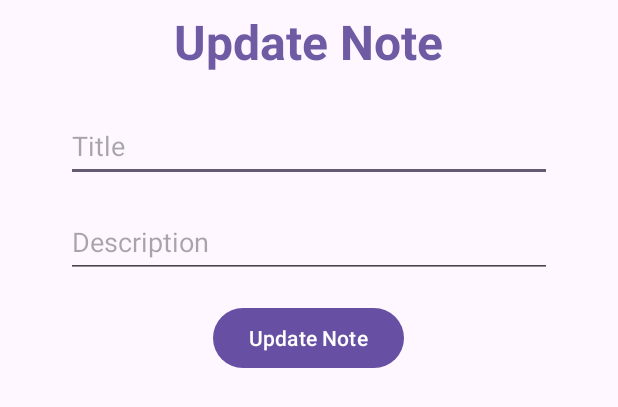
After one commit to niranjan2052/FirebaseWithMVVM, an Android app: the layout dialog_update_note.xml on its own in the app's theme, with its tools: preview values and no code run, on a phone screen of 412 x 824 dp. The commit adds this screen. Shown: the top 407 px of the screen. Run offline under Robolectric (Android 15) with nearby library versions, the phone set to English and light mode, and no system bars.

Commit message:
Edit Dialog Implemented with Update functionality

```diff
--- /dev/null
+++ b/app/src/main/res/layout/dialog_update_note.xml
@@ -0,0 +1,47 @@
+<?xml version="1.0" encoding="utf-8"?>
+<LinearLayout xmlns:android="http://schemas.android.com/apk/res/android"
+    xmlns:app="http://schemas.android.com/apk/res-auto"
+    android:layout_width="match_parent"
+    android:layout_height="wrap_content"
+    android:orientation="vertical"
+    android:paddingHorizontal="12dp"
+    android:paddingVertical="6dp">
+
+    <TextView
+        android:layout_width="wrap_content"
+        android:layout_height="wrap_content"
+        android:layout_gravity="center_horizontal"
+        android:text="@string/update_note"
+        android:textColor="#6F5BA4"
+        android:textSize="32sp"
+        android:textStyle="bold" />
+
+    <EditText
+        android:id="@+id/updateTitleEditText"
+        android:layout_width="match_parent"
+        android:layout_height="48dp"
+        android:layout_marginStart="32dp"
+        android:layout_marginTop="24dp"
+        android:layout_marginEnd="32dp"
+        android:hint="@string/title"
+        android:inputType="text" />
+
+    <EditText
+        android:id="@+id/updateDescriptionEditText"
+        android:layout_width="match_parent"
+        android:layout_height="48dp"
+        android:layout_marginStart="32dp"
+        android:layout_marginTop="16dp"
+        android:layout_marginEnd="32dp"
+        android:hint="@string/description"
+        android:inputType="text" />
+
+    <Button
+        android:id="@+id/updateButton"
+        android:layout_width="wrap_content"
+        android:layout_height="wrap_content"
+        android:layout_gravity="center"
+        android:layout_marginTop="16dp"
+        android:text="@string/update_note" />
+
+</LinearLayout>
--- a/app/src/main/res/values/strings.xml
+++ b/app/src/main/res/values/strings.xml
@@ -5,4 +5,8 @@
     <string name="note_title">Note Title</string>
     <string name="todo">TODO</string>
     <string name="note_description">Note description goes here.</string>
+    <string name="title">Title</string>
+    <string name="description">Description</string>
+    <string name="update_note">Update Note</string>
+    <string name="save_note">Save Note</string>
 </resources>
```
Also changed, not shown: app/src/main/java/com/myproject/firebasewithmvvm/View/Adapter/NoteAdapter.java (+36 -0 lines), app/src/main/res/layout/activity_main.xml (+4 -3 lines).
